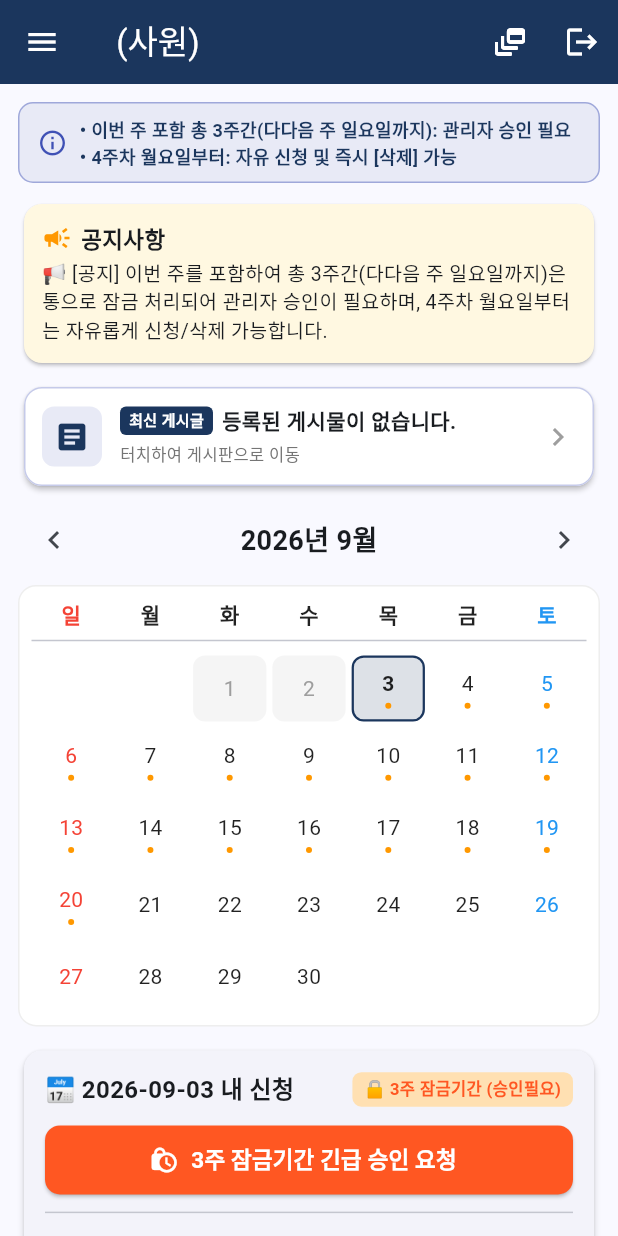
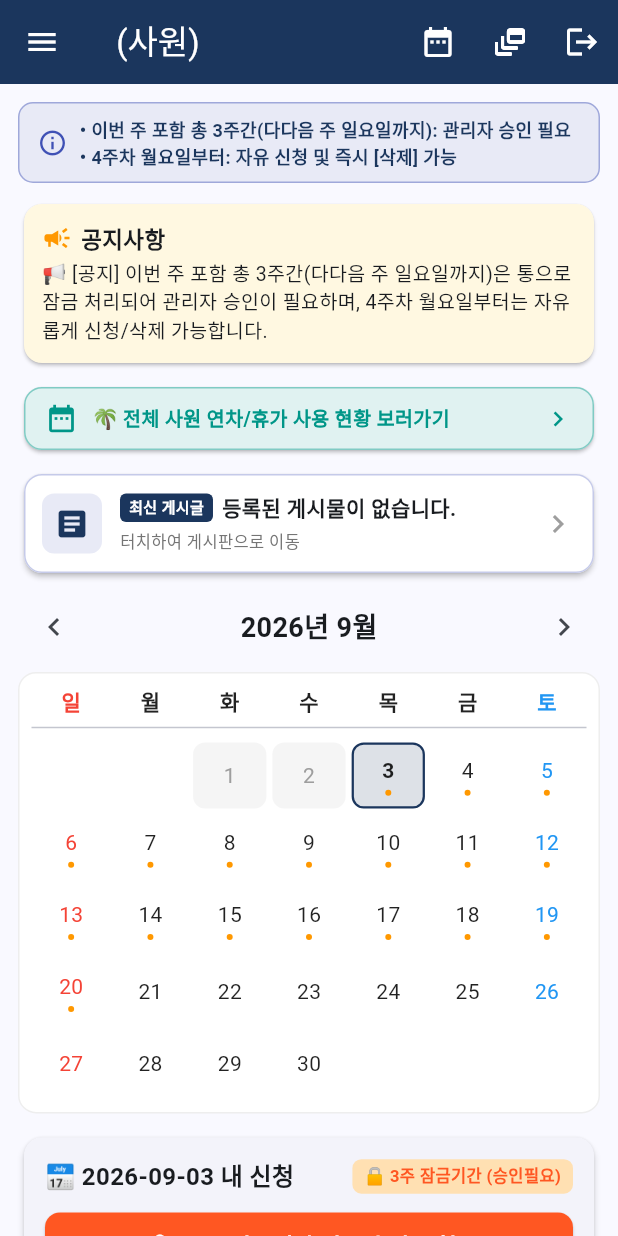
Before and after one commit to kimsoowan001-ai/work-schedule-app, a Flutter app: the MainScheduleScreen screen opened directly with empty values, on a phone screen of 412 x 824 dp. Run offline on Flutter 3.47's test engine with Material 3 defaults, Android fonts, the light colour scheme and no system bars; missing offline and left inert: dart:html; network calls fail.

Commit message:
일반 사원도 전체 연차/휴가 월별 현황 조회 가능하도록 기능 오픈

```diff
--- a/lib/main.dart
+++ b/lib/main.dart
@@ -80,7 +80,7 @@ class _SplashScreenState extends State<SplashScreen> {
   }
 }
 
-// 2. 로그인 화면 (관리자 비밀코드 초기화)
+// 2. 로그인 화면 (비밀번호 자동 삭제 처리)
 class LoginScreen extends StatefulWidget {
   const LoginScreen({super.key});
 
@@ -273,7 +273,7 @@ class MainScheduleScreen extends StatefulWidget {
 }
 
 class _MainScheduleScreenState extends State<MainScheduleScreen> {
-  String _notice = "📢 [공지] 이번 주를 포함하여 총 3주간(다다음 주 일요일까지)은 통으로 잠금 처리되어 관리자 승인이 필요하며, 4주차 월요일부터는 자유롭게 신청/삭제 가능합니다.";
+  String _notice = "📢 [공지] 이번 주 포함 총 3주간(다다음 주 일요일까지)은 통으로 잠금 처리되어 관리자 승인이 필요하며, 4주차 월요일부터는 자유롭게 신청/삭제 가능합니다.";
   bool _notificationGranted = false;
 
   List<Map<String, dynamic>> _posts = [];
@@ -386,20 +386,14 @@ class _MainScheduleScreenState extends State<MainScheduleScreen> {
     return target.isBefore(today);
   }
 
-  /// [이번 주 포함 총 3주(다다음 주 일요일까지) 통으로 잠금 로직]
-  /// 이번 주 월요일 ~ 다다음 주 일요일 (총 21일 구간)을 승인 필요 기간으로 지정
   bool _isWithinThreeWeeks(DateTime targetDate) {
     final now = DateTime.now();
     final today = DateTime(now.year, now.month, now.day);
     final target = DateTime(targetDate.year, targetDate.month, targetDate.day);
 
-    // 이번 주 월요일 계산 (Dart: 월=1, 화=2, ... 일=7)
     final thisWeekMonday = today.subtract(Duration(days: today.weekday - 1));
-
-    // 다다음 주 일요일 자정 (이번 주 월요일 + 20일) -> 총 3주(21일간)의 마지막 날
     final twoWeeksLaterSunday = thisWeekMonday.add(const Duration(days: 20));
 
-    // 오늘 이후이면서, 다다음 주 일요일까지는 통으로 잠금 기간
     return !target.isBefore(today) && !target.isAfter(twoWeeksLaterSunday);
   }
 
@@ -1194,6 +1188,17 @@ class _MainScheduleScreenState extends State<MainScheduleScreen> {
               title: const Text('근무 캘린더 (메인)'),
               onTap: () => Navigator.pop(context),
             ),
+            // 사원/관리자 공용: 휴가자 월별 전체 리스트 카테고리
+            ListTile(
+              leading: const Icon(Icons.date_range, color: Colors.teal),
+              title: const Text('🌴 전체 연차/휴가자 월별 현황', style: TextStyle(fontWeight: FontWeight.bold, color: Colors.teal)),
+              subtitle: const Text('전체 사원의 월별 휴가 현황 타임라인'),
+              trailing: const Icon(Icons.arrow_forward_ios, size: 14),
+              onTap: () {
+                Navigator.pop(context);
+                _openVacationMonthlyOverviewScreen();
+              },
+            ),
             ListTile(
               leading: const Icon(Icons.dynamic_feed, color: Colors.indigo),
               title: Text(widget.isAdmin ? '게시판 / 근무표 관리 (글&사진)' : '게시판 / 근무표 보기',
@@ -1206,16 +1211,6 @@ class _MainScheduleScreenState extends State<MainScheduleScreen> {
               },
             ),
             if (widget.isAdmin) ...[
-              ListTile(
-                leading: const Icon(Icons.date_range, color: Colors.teal),
-                title: const Text('휴가자 월별 전체 리스트', style: TextStyle(fontWeight: FontWeight.bold, color: Colors.teal)),
-                subtitle: const Text('연도/월별 1일~말일 휴가자 타임라인'),
-                trailing: const Icon(Icons.arrow_forward_ios, size: 14),
-                onTap: () {
-                  Navigator.pop(context);
-                  _openVacationMonthlyOverviewScreen();
-                },
-              ),
               ListTile(
                 leading: const Icon(Icons.assignment_turned_in, color: Colors.deepOrange),
                 title: const Text('긴급 신청/삭제 결재함', style: TextStyle(fontWeight: FontWeight.bold, color: Colors.deepOrange)),
@@ -1265,12 +1260,13 @@ class _MainScheduleScreenState extends State<MainScheduleScreen> {
         backgroundColor: widget.isAdmin ? Colors.indigo : const Color(0xFF1B365D),
         foregroundColor: Colors.white,
         actions: [
-          if (widget.isAdmin) ...[
-            IconButton(
-              icon: const Icon(Icons.date_range),
-              tooltip: '휴가자 월별 전체 리스트',
-              onPressed: _openVacationMonthlyOverviewScreen,
-            ),
+          // 사원/관리자 모두 상단 바에서 바로 전체 연차 사용 현황 조회 가능
+          IconButton(
+            icon: const Icon(Icons.date_range),
+            tooltip: '전체 연차/휴가자 월별 현황',
+            onPressed: _openVacationMonthlyOverviewScreen,
+          ),
+          if (widget.isAdmin)
             Stack(
               alignment: Alignment.center,
               children: [
@@ -1291,7 +1287,6 @@ class _MainScheduleScreenState extends State<MainScheduleScreen> {
                   )
               ],
             ),
-          ],
           IconButton(
             icon: const Icon(Icons.dynamic_feed),
             tooltip: '게시판 열기',
@@ -1366,6 +1361,38 @@ class _MainScheduleScreenState extends State<MainScheduleScreen> {
                     const SizedBox(height: 4),
                     Text(_notice, style: const TextStyle(fontSize: 13, height: 1.35)),
                   ],
+                ),
+              ),
+            ),
+
+            const SizedBox(height: 8),
+
+            // 전체 연차 현황 바로가기 카드
+            Card(
+              color: Colors.teal.shade50,
+              elevation: 1,
+              shape: RoundedRectangleBorder(
+                borderRadius: BorderRadius.circular(12),
+                side: BorderSide(color: Colors.teal.shade200),
+              ),
+              child: InkWell(
+                onTap: _openVacationMonthlyOverviewScreen,
+                borderRadius: BorderRadius.circular(12),
+                child: const Padding(
+                  padding: EdgeInsets.symmetric(horizontal: 14.0, vertical: 10.0),
+                  child: Row(
+                    children: [
+                      Icon(Icons.date_range, color: Colors.teal, size: 22),
+                      SizedBox(width: 10),
+                      Expanded(
+                        child: Text(
+                          '🌴 전체 사원 연차/휴가 사용 현황 보러가기',
+                          style: TextStyle(fontSize: 13, fontWeight: FontWeight.bold, color: Colors.teal),
+                        ),
+                      ),
+                      Icon(Icons.chevron_right, color: Colors.teal, size: 20),
+                    ],
+                  ),
                 ),
               ),
             ),
@@ -1789,7 +1816,7 @@ class _MainScheduleScreenState extends State<MainScheduleScreen> {
   }
 }
 
-// 4. [관리자 전용] 월별 휴가자 타임라인 리스트 화면
+// 4. [공용] 월별 휴가자 타임라인 리스트 화면 (사원/관리자 공용)
 class MonthlyVacationListScreen extends StatefulWidget {
   final Map<String, List<Map<String, String>>> scheduleMap;
 
@@ -1842,7 +1869,7 @@ class _MonthlyVacationListScreenState extends State<MonthlyVacationListScreen> {
 
     return Scaffold(
       appBar: AppBar(
-        title: const Text('🌴 휴가자 월별 전체 리스트'),
+        title: const Text('🌴 전체 연차/휴가자 월별 현황'),
         backgroundColor: Colors.teal,
         foregroundColor: Colors.white,
       ),
```
Also changed, not shown: 2 other files.
